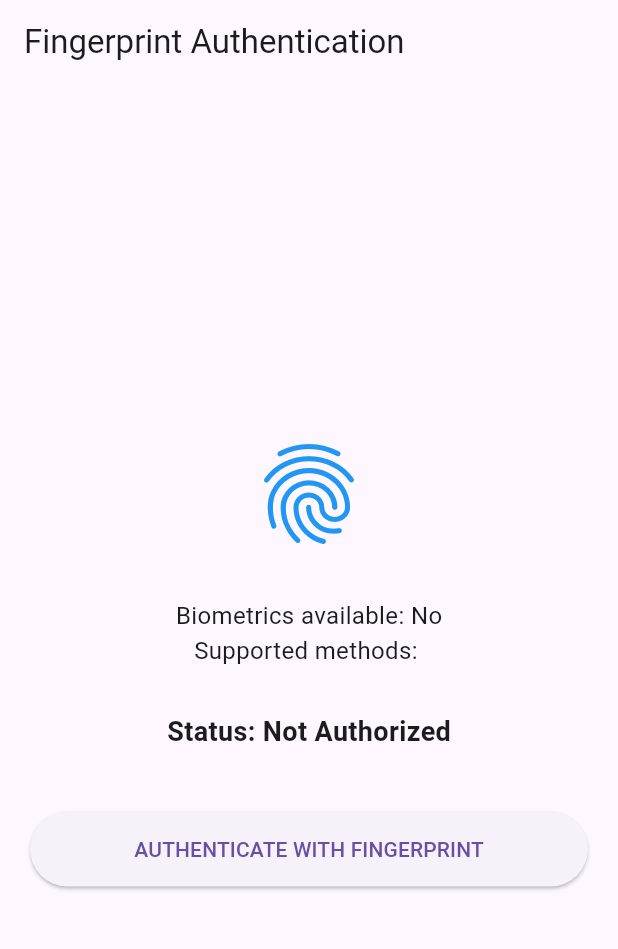
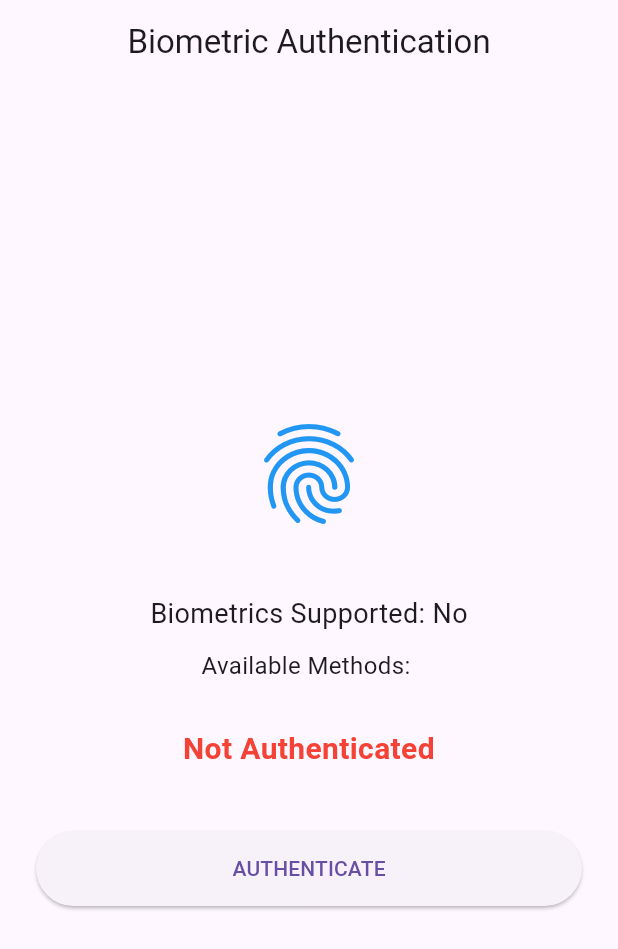
Before and after one commit to codersantoshadhikari/finger_print, a Flutter app: the screen it shows after launch, on a phone screen of 412 x 824 dp. Shown: the top 949 px of the screen. Run offline on Flutter 3.47's test engine with Material 3 defaults, Android fonts, the phone set to English and light mode, and no system bars; our stand-ins replace local_auth.

Commit message:
updated code

```diff
--- a/lib/main.dart
+++ b/lib/main.dart
@@ -12,156 +12,150 @@ class MyApp extends StatelessWidget {
   @override
   Widget build(BuildContext context) {
     return MaterialApp(
-      title: 'Fingerprint Auth Demo',
+      debugShowCheckedModeBanner: false,
+      title: 'Biometric Auth',
       theme: ThemeData(
         primarySwatch: Colors.blue,
+        visualDensity: VisualDensity.adaptivePlatformDensity,
       ),
-      home: const FingerprintAuthScreen(),
+      home: const AuthScreen(),
     );
   }
 }
 
-class FingerprintAuthScreen extends StatefulWidget {
-  const FingerprintAuthScreen({super.key});
+class AuthScreen extends StatefulWidget {
+  const AuthScreen({super.key});
 
   @override
-  State<FingerprintAuthScreen> createState() => _FingerprintAuthScreenState();
+  State<AuthScreen> createState() => _AuthScreenState();
 }
 
-class _FingerprintAuthScreenState extends State<FingerprintAuthScreen> {
-  final LocalAuthentication _localAuth = LocalAuthentication();
+class _AuthScreenState extends State<AuthScreen> {
+  final LocalAuthentication auth = LocalAuthentication();
   bool _canCheckBiometrics = false;
   List<BiometricType> _availableBiometrics = [];
-  String _authorized = 'Not Authorized';
+  String _authStatus = 'Not Authenticated';
   bool _isAuthenticating = false;
 
   @override
   void initState() {
     super.initState();
-    _checkBiometrics();
+    _initBiometrics();
   }
 
-  Future<void> _checkBiometrics() async {
-    bool canCheckBiometrics;
+  Future<void> _initBiometrics() async {
     try {
-      canCheckBiometrics = await _localAuth.canCheckBiometrics;
-    } on PlatformException catch (e) {
-      canCheckBiometrics = false;
-      debugPrint('Error checking biometrics: $e');
-    }
+      final bool canAuthenticate = await auth.canCheckBiometrics;
+      final List<BiometricType> biometrics =
+          await auth.getAvailableBiometrics();
+
       if (!mounted) return;
 
       setState(() {
-      _canCheckBiometrics = canCheckBiometrics;
+        _canCheckBiometrics = canAuthenticate;
+        _availableBiometrics = biometrics;
       });
-
-    if (canCheckBiometrics) {
-      _getAvailableBiometrics();
+    } on PlatformException catch (e) {
+      debugPrint('Error initializing biometrics: ${e.message}');
     }
   }
 
-  Future<void> _getAvailableBiometrics() async {
-    List<BiometricType> availableBiometrics;
+  Future<void> _authenticate() async {
     try {
-      availableBiometrics = await _localAuth.getAvailableBiometrics();
-    } on PlatformException catch (e) {
-      availableBiometrics = [];
-      debugPrint('Error getting biometrics: $e');
-    }
+      setState(() {
+        _isAuthenticating = true;
+        _authStatus = 'Authenticating...';
+      });
+
+      final bool didAuthenticate = await auth.authenticate(
+        localizedReason: 'Authenticate to access secure content',
+        options: const AuthenticationOptions(
+          biometricOnly: true,
+          stickyAuth: true,
+        ),
+      );
+
       if (!mounted) return;
 
       setState(() {
-      _availableBiometrics = availableBiometrics;
-    });
-  }
-
-  Future<void> _authenticate() async {
-    bool authenticated = false;
-    try {
-      setState(() {
-        _isAuthenticating = true;
-        _authorized = 'Authenticating...';
-      });
-
-      authenticated = await _localAuth.authenticate(
-        localizedReason: 'Scan your fingerprint to authenticate',
-        options: const AuthenticationOptions(
-          stickyAuth: true,
-          biometricOnly: true,
-        ),
-      );
-
-      setState(() {
+        _authStatus =
+            didAuthenticate
+                ? 'Authenticated Successfully! ✅'
+                : 'Authentication Failed ❌';
         _isAuthenticating = false;
       });
     } on PlatformException catch (e) {
-      debugPrint('Authentication error: $e');
+      debugPrint('Authentication error: ${e.message}');
       setState(() {
+        _authStatus = 'Error: ${e.message}';
         _isAuthenticating = false;
-        _authorized = 'Error: ${e.message}';
-      });
-      return;
-    }
-    if (!mounted) return;
-
-    setState(() {
-      _authorized = authenticated ? 'Authorized ✅' : 'Not Authorized ❌';
       });
     }
-
-  Future<void> _cancelAuthentication() async {
-    await _localAuth.stopAuthentication();
-    setState(() {
-      _isAuthenticating = false;
-      _authorized = 'Authentication canceled';
-    });
   }
 
   @override
   Widget build(BuildContext context) {
     return Scaffold(
       appBar: AppBar(
-        title: const Text('Fingerprint Authentication'),
+        title: const Text('Biometric Authentication'),
+        centerTitle: true,
       ),
-      body: Padding(
-        padding: const EdgeInsets.all(20.0),
+      body: Center(
+        child: Padding(
+          padding: const EdgeInsets.all(24.0),
           child: Column(
             mainAxisAlignment: MainAxisAlignment.center,
             children: [
               const Icon(Icons.fingerprint, size: 80, color: Colors.blue),
-            const SizedBox(height: 30),
+              const SizedBox(height: 40),
               Text(
-              'Biometrics available: ${_canCheckBiometrics ? 'Yes' : 'No'}',
-              style: const TextStyle(fontSize: 16),
+                'Biometrics Supported: ${_canCheckBiometrics ? 'Yes' : 'No'}',
+                style: const TextStyle(fontSize: 18),
               ),
+              const SizedBox(height: 10),
               Text(
-              'Supported methods: ${_availableBiometrics.join(", ")}',
+                'Available Methods: ${_availableBiometrics.join(", ")}',
                 style: const TextStyle(fontSize: 16),
               ),
               const SizedBox(height: 30),
               Text(
-              'Status: $_authorized',
-              style: const TextStyle(fontSize: 18, fontWeight: FontWeight.bold),
+                _authStatus,
+                style: TextStyle(
+                  fontSize: 20,
+                  color:
+                      _authStatus.contains('Success')
+                          ? Colors.green
+                          : Colors.red,
+                  fontWeight: FontWeight.bold,
+                ),
+                textAlign: TextAlign.center,
               ),
               const SizedBox(height: 40),
-            if (_isAuthenticating)
-              ElevatedButton(
-                onPressed: _cancelAuthentication,
+              SizedBox(
+                width: double.infinity,
+                height: 50,
+                child:
+                    _isAuthenticating
+                        ? ElevatedButton(
+                          onPressed: () async {
+                            await auth.stopAuthentication();
+                            setState(() {
+                              _isAuthenticating = false;
+                              _authStatus = 'Authentication Canceled';
+                            });
+                          },
                           style: ElevatedButton.styleFrom(
                             backgroundColor: Colors.red,
-                  minimumSize: const Size(double.infinity, 50),
                           ),
-                child: const Text('CANCEL AUTHENTICATION'),
+                          child: const Text('CANCEL'),
                         )
-            else
-              ElevatedButton(
+                        : ElevatedButton(
                           onPressed: _authenticate,
-                style: ElevatedButton.styleFrom(
-                  minimumSize: const Size(double.infinity, 50),
+                          child: const Text('AUTHENTICATE'),
                         ),
-                child: const Text('AUTHENTICATE WITH FINGERPRINT'),
               ),
             ],
+          ),
         ),
       ),
     );
```
Also changed, not shown: 4 other files. Lines whose indentation alone changed are shown as unchanged.
